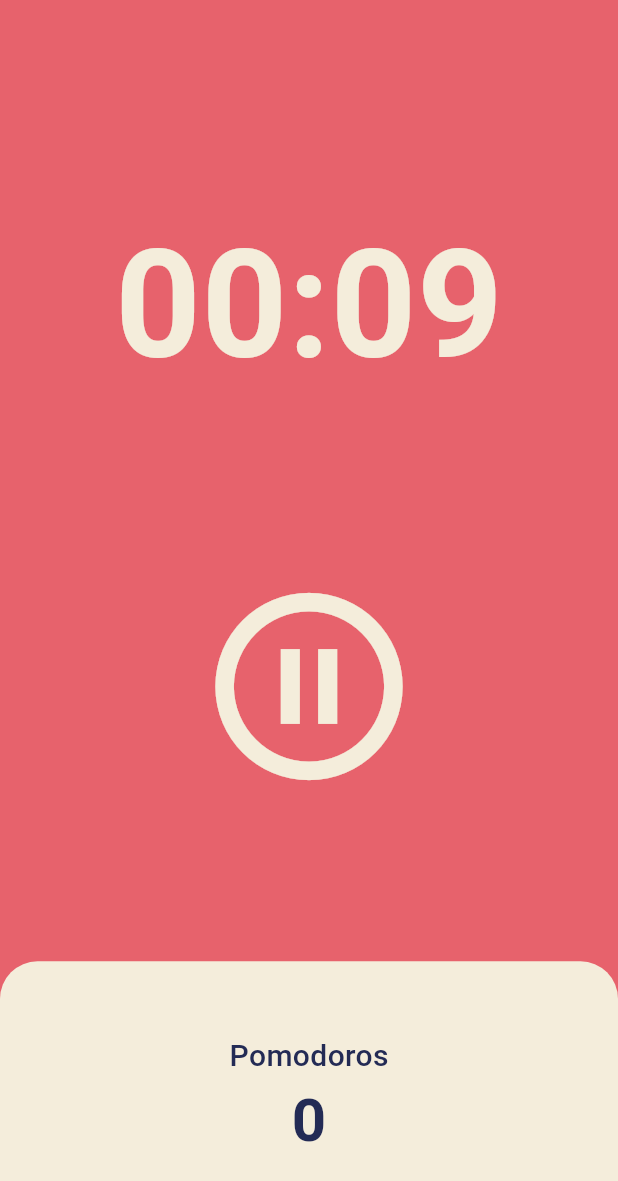
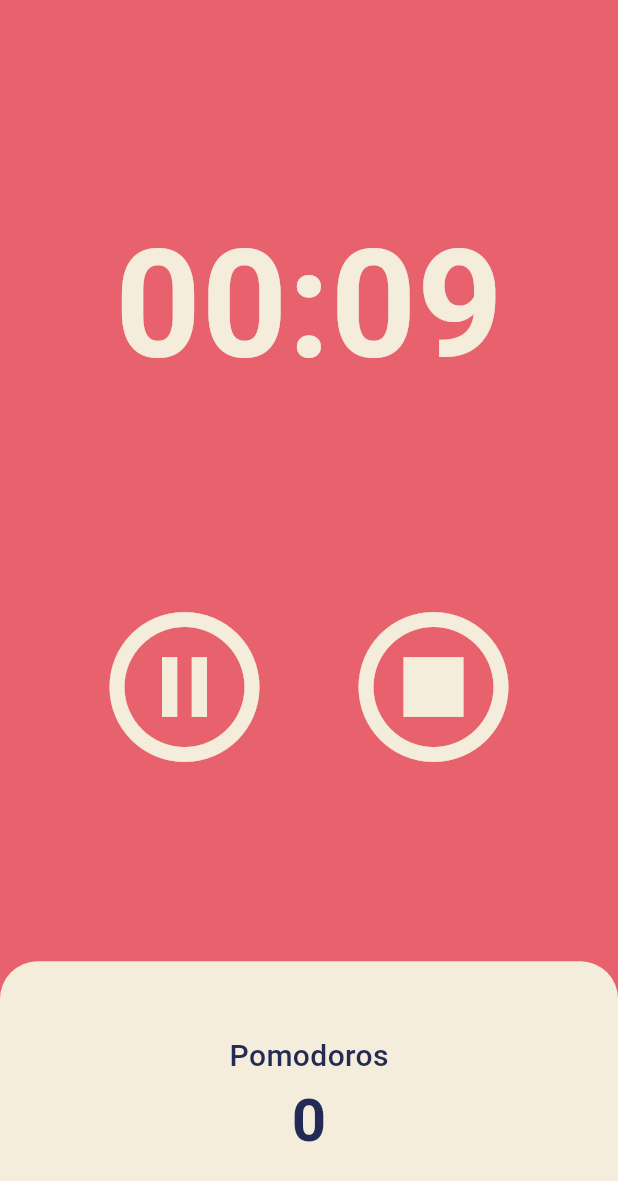
Before and after one commit to KimCookk/flutter_pomodoroApp, a Flutter app: the screen it shows after launch, after a tap on the "play circle outline" icon, on a phone screen of 412 x 824 dp. Shown: the top 1181 px of the screen. Run offline on Flutter 3.47's test engine with Material 3 defaults, Android fonts, the phone set to English and light mode, and no system bars.

Commit message:
Stop fucntion update

```diff
--- a/lib/screens/home_screen.dart
+++ b/lib/screens/home_screen.dart
@@ -33,7 +33,7 @@ class _HomeScreenState extends State<HomeScreen> {
     }
   }
 
-  onPressedButton() {
+  onPressedPlayButton() {
     if (!isPlaying) {
       timer = Timer.periodic(const Duration(seconds: 1), onTick);
     } else {
@@ -42,6 +42,16 @@ class _HomeScreenState extends State<HomeScreen> {
 
     setState(() {
       isPlaying = !isPlaying;
+    });
+  }
+
+  onPressedStopButton() {
+    setState(() {
+      if (isPlaying) {
+        timer.cancel();
+        isPlaying = false;
+      }
+      seconds = setTotalSeconds;
     });
   }
 
@@ -73,15 +83,31 @@ class _HomeScreenState extends State<HomeScreen> {
             Flexible(
               flex: 4,
               child: Center(
-                child: IconButton(
-                  onPressed: () => {onPressedButton()},
+                child: Row(
+                  mainAxisAlignment: MainAxisAlignment.center,
+                  children: [
+                    IconButton(
+                      onPressed: () => {onPressedPlayButton()},
                       color: Theme.of(context).cardColor,
                       icon: Icon(
                         isPlaying
                             ? Icons.pause_circle_outline
                             : Icons.play_circle_outline_rounded,
-                    size: 150,
+                        size: 120,
                       ),
+                    ),
+                    const SizedBox(
+                      width: 30,
+                    ),
+                    IconButton(
+                      onPressed: () => {onPressedStopButton()},
+                      color: Theme.of(context).cardColor,
+                      icon: const Icon(
+                        Icons.stop_circle_outlined,
+                        size: 120,
+                      ),
+                    ),
+                  ],
                 ),
               ),
             ),
```
Lines whose indentation alone changed are shown as unchanged.
